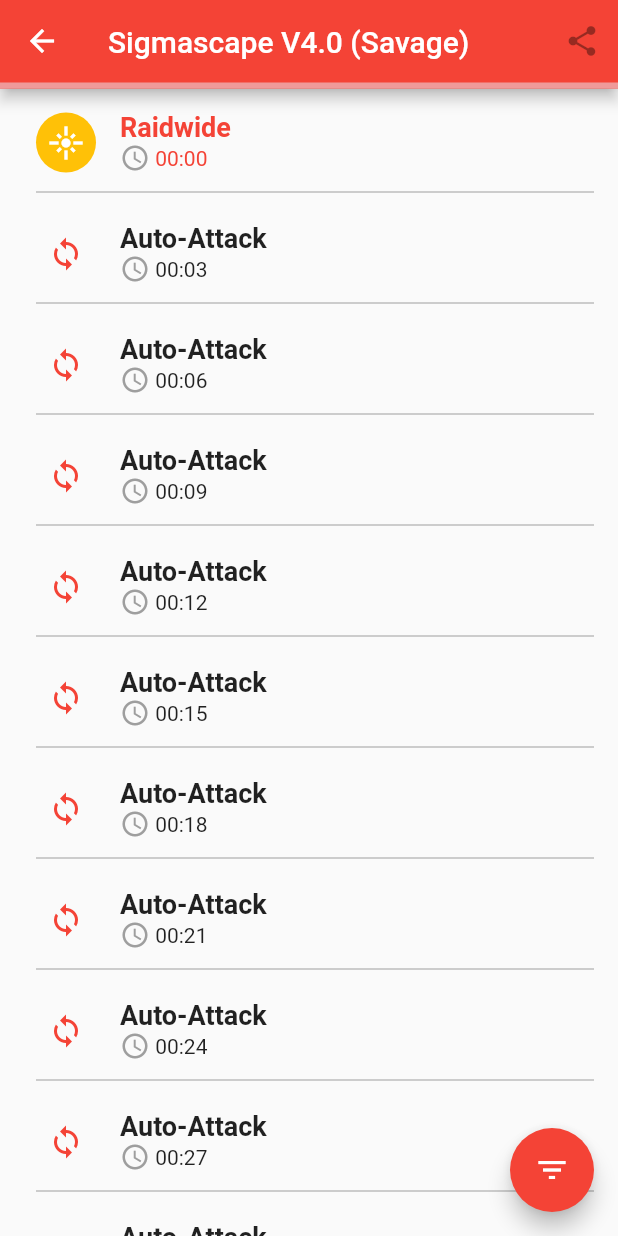
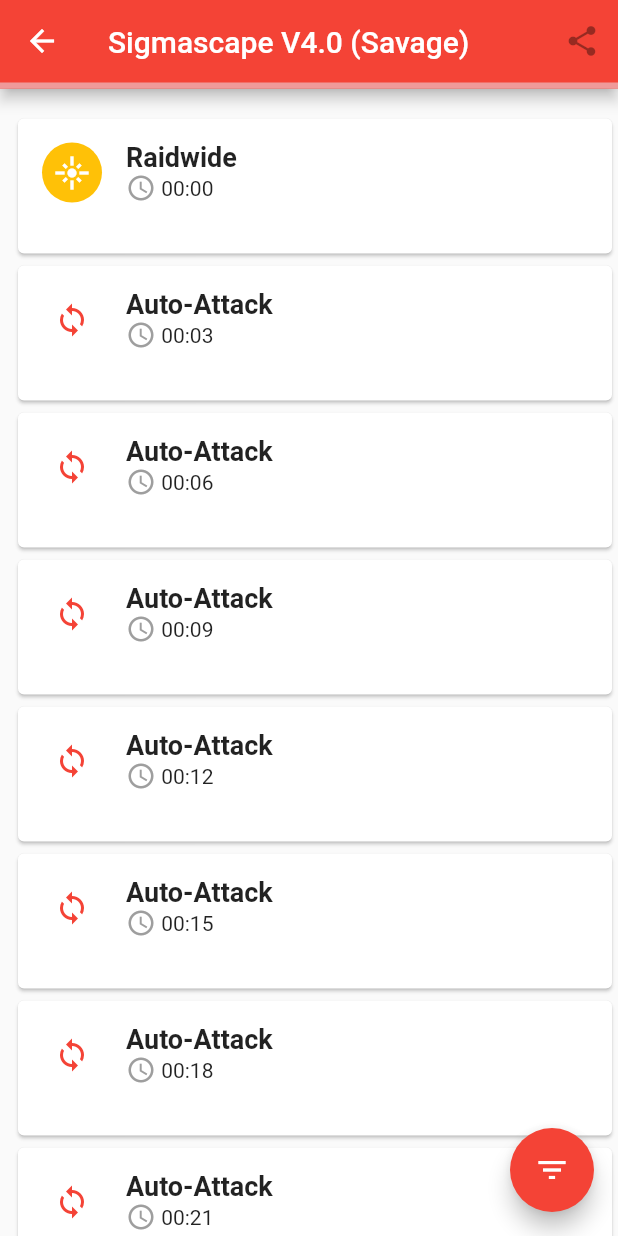
Before and after one commit to veltall/ffxiv-raid-planner, a Flutter app: the screen it shows after launch, after a tap on "Sigmascape V4.0 (Savage)", on a phone screen of 412 x 824 dp. Run offline on Flutter 3.47's test engine with Material 2 defaults, Android fonts, the phone set to English and light mode, and no system bars.

Commit message:
closing up for the day

```diff
--- a/lib/encounter.dart
+++ b/lib/encounter.dart
@@ -41,33 +41,36 @@ class Encounter {
 
 class EncounterScreen extends StatefulWidget {
   // housekeeping
-  final GlobalKey<ScaffoldState> scaffoldKey;
   final Encounter enc;
 
-  EncounterScreen({@required this.scaffoldKey, @required this.enc});
+  EncounterScreen({@required this.enc});
 
   @override
   _EncounterScreenState createState() => new _EncounterScreenState();
 }
 
 class _EncounterScreenState extends State<EncounterScreen> {
-  GlobalKey<ScaffoldState> _scaffoldKey;
   double _progress;
+  int _selected;
 
   @override
   void initState() {
     super.initState();
     _progress = 0.0;
-    _scaffoldKey = widget.scaffoldKey;
+    _selected = -1;
   }
 
   void _showBottomSheet(int i) {
-    _scaffoldKey.currentState.showBottomSheet<Null>((BuildContext context) {
+    showModalBottomSheet<void>(
+      context: context,
+      builder: (BuildContext context) {
         final ThemeData themeData = Theme.of(context);
         return new Container(
           decoration: new BoxDecoration(
             border: new Border(
-                top: new BorderSide(color: themeData.disabledColor))),
+              top: new BorderSide(color: themeData.disabledColor),
+            ),
+          ),
           child: new Padding(
             padding: const EdgeInsets.all(32.0),
             child: Container(
@@ -111,17 +114,17 @@ class _EncounterScreenState extends State<EncounterScreen> {
             ),
           ),
         );
-    });
+      },
+    );
   }
 
   void _handleEventOnTap(Event event) {
     setState(() {
       _progress = event.time / widget.enc.enrage;
+      _selected = event.time;
     });
-    _showBottomSheet(232);
+    _showBottomSheet(event.time);
   }
-
-  void _handleLongPress() {}
 
   @override
   Widget build(BuildContext context) {
@@ -142,15 +145,16 @@ class _EncounterScreenState extends State<EncounterScreen> {
         ),
       ),
       body: new ListView(
-        addAutomaticKeepAlives: false,
-        padding: const EdgeInsets.only(left: 8.0),
+        itemExtent: 98.0,
+        padding: const EdgeInsets.only(left: 8.0, top: 16.0),
         children: widget.enc.timeline.map((event) {
-          return new ListTile(
+          return new Card(
+            child: new ListTile(
               title: new EventWidget(event: event),
-            subtitle: new Divider(color: Colors.grey, height: 2.0),
-            selected: (event.time == 0),
-            onLongPress: _handleLongPress,
+              // subtitle: new Divider(color: Colors.grey, height: 2.0),
+              selected: _selected == event.time,
               onTap: () => _handleEventOnTap(event),
+            ),
           );
         }).toList(),
       ),
--- a/lib/main.dart
+++ b/lib/main.dart
@@ -59,8 +59,8 @@ class MainScreen extends StatefulWidget {
 
 class _MainScreenState extends State<MainScreen> {
   Encounter encounter;
-  final GlobalKey<ScaffoldState> _globalScaffoldKey =
-      new GlobalKey<ScaffoldState>();
+  // final GlobalKey<ScaffoldState> _globalScaffoldKey =
+  //     new GlobalKey<ScaffoldState>();
 
   @override
   Widget build(BuildContext context) {
@@ -157,7 +157,7 @@ class _MainScreenState extends State<MainScreen> {
       context,
       new MaterialPageRoute(
         builder: (context) {
-          return new EncounterScreen(scaffoldKey: _globalScaffoldKey, enc: encounter);
+          return new EncounterScreen(enc: encounter);
         },
       ),
     );
```
Lines whose indentation alone changed are shown as unchanged.
